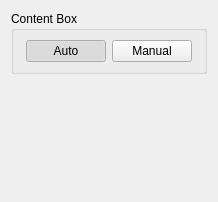
Old version of the form filters/select_content/ui/SelectContentOptionsWidget.ui in the repository ImageProcessing-ElectronicPublications/scantailor-deviant.
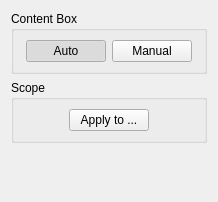
New version of the form.

Commit message: Added Apply dialog box to Select Content

The edit to the form file:
```diff
--- a/filters/select_content/ui/SelectContentOptionsWidget.ui
+++ b/filters/select_content/ui/SelectContentOptionsWidget.ui
@@ -77,6 +77,52 @@
      </layout>
     </widget>
    </item>
+   <item>
+    <widget class="QGroupBox" name="scopeBox" >
+     <property name="title" >
+      <string>Scope</string>
+     </property>
+     <layout class="QVBoxLayout" >
+      <item>
+       <layout class="QHBoxLayout" >
+        <item>
+         <spacer>
+          <property name="orientation" >
+           <enum>Qt::Horizontal</enum>
+          </property>
+          <property name="sizeHint" >
+           <size>
+            <width>40</width>
+            <height>20</height>
+           </size>
+          </property>
+         </spacer>
+        </item>
+        <item>
+         <widget class="QPushButton" name="applyToBtn" >
+          <property name="text" >
+           <string>Apply to ...</string>
+          </property>
+         </widget>
+        </item>
+        <item>
+         <spacer>
+          <property name="orientation" >
+           <enum>Qt::Horizontal</enum>
+          </property>
+          <property name="sizeHint" >
+           <size>
+            <width>40</width>
+            <height>20</height>
+           </size>
+          </property>
+         </spacer>
+        </item>
+       </layout>
+      </item>
+     </layout>
+    </widget>
+   </item>
    <item>
     <spacer name="verticalSpacer" >
      <property name="orientation" >
```
The commit also changes 9 other files.
